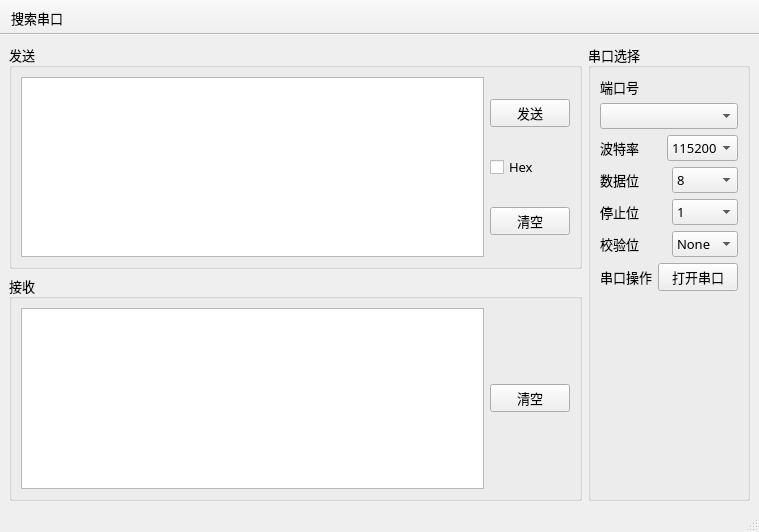
This is SerialAssistant/serial.ui in Polaris-Night/Qt as Qt 5 draws it before an edit. The edited form follows.
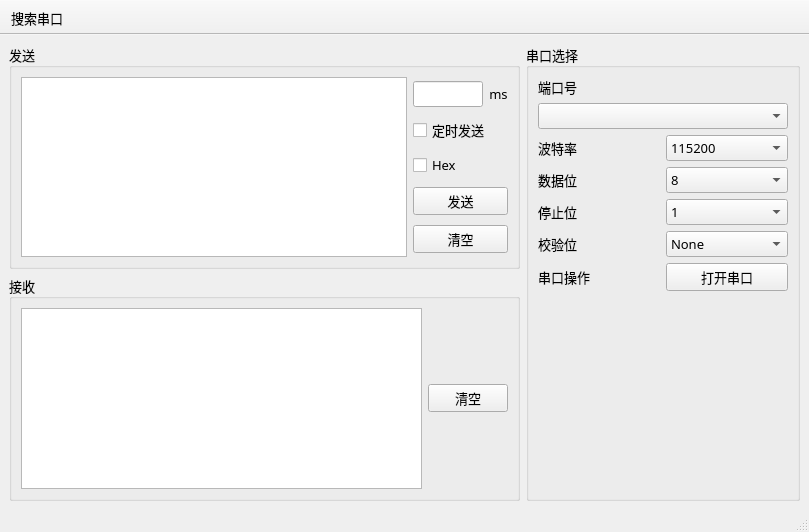
This is the edited form.

Commit message: <feat>新增定时发送功能 <feat>新增线程中定时搜索串口功能

Diff of the .ui file:
```diff
--- a/SerialAssistant/serial.ui
+++ b/SerialAssistant/serial.ui
@@ -6,7 +6,7 @@
    <rect>
     <x>0</x>
     <y>0</y>
-    <width>759</width>
+    <width>809</width>
     <height>532</height>
    </rect>
   </property>
@@ -14,7 +14,7 @@
    <string>Serial</string>
   </property>
   <widget class="QWidget" name="centralwidget">
-   <layout class="QHBoxLayout" name="horizontalLayout_9">
+   <layout class="QHBoxLayout" name="horizontalLayout_13">
     <item>
      <layout class="QVBoxLayout" name="verticalLayout_3">
       <item>
@@ -35,15 +35,51 @@
          <item>
           <layout class="QVBoxLayout" name="verticalLayout">
            <item>
-            <widget class="QPushButton" name="buttonSend">
-             <property name="font">
-              <font>
-               <family>微软雅黑</family>
-               <pointsize>10</pointsize>
-              </font>
-             </property>
+            <layout class="QHBoxLayout" name="horizontalLayout_9">
+             <item>
+              <widget class="QLineEdit" name="lineEditMs">
+               <property name="sizePolicy">
+                <sizepolicy hsizetype="Fixed" vsizetype="Fixed">
+                 <horstretch>0</horstretch>
+                 <verstretch>0</verstretch>
+                </sizepolicy>
+               </property>
+               <property name="maximumSize">
+                <size>
+                 <width>70</width>
+                 <height>16777215</height>
+                </size>
+               </property>
+               <property name="readOnly">
+                <bool>false</bool>
+               </property>
+               <property name="clearButtonEnabled">
+                <bool>false</bool>
+               </property>
+              </widget>
+             </item>
+             <item>
+              <widget class="QLabel" name="label_7">
+               <property name="sizePolicy">
+                <sizepolicy hsizetype="Fixed" vsizetype="Fixed">
+                 <horstretch>0</horstretch>
+                 <verstretch>0</verstretch>
+                </sizepolicy>
+               </property>
+               <property name="text">
+                <string>ms</string>
+               </property>
+               <property name="alignment">
+                <set>Qt::AlignCenter</set>
+               </property>
+              </widget>
+             </item>
+            </layout>
+           </item>
+           <item>
+            <widget class="QCheckBox" name="checkBoxTiming">
              <property name="text">
-              <string>发送</string>
+              <string>定时发送</string>
              </property>
             </widget>
            </item>
@@ -54,6 +90,19 @@
              </property>
             </widget>
            </item>
+           <item>
+            <widget class="QPushButton" name="buttonSend">
+             <property name="font">
+              <font>
+               <family>微软雅黑</family>
+               <pointsize>10</pointsize>
+              </font>
+             </property>
+             <property name="text">
+              <string>发送</string>
+             </property>
+            </widget>
+           </item>
            <item>
             <widget class="QPushButton" name="buttonClearSend">
              <property name="font">
@@ -139,11 +188,17 @@
        <item>
         <widget class="QComboBox" name="comboBoxCOM">
          <property name="sizePolicy">
-          <sizepolicy hsizetype="Preferred" vsizetype="Fixed">
+          <sizepolicy hsizetype="Fixed" vsizetype="Fixed">
            <horstretch>0</horstretch>
            <verstretch>0</verstretch>
           </sizepolicy>
          </property>
+         <property name="minimumSize">
+          <size>
+           <width>250</width>
+           <height>0</height>
+          </size>
+         </property>
         </widget>
        </item>
        <item>
```
The commit also changes 6 other files.
